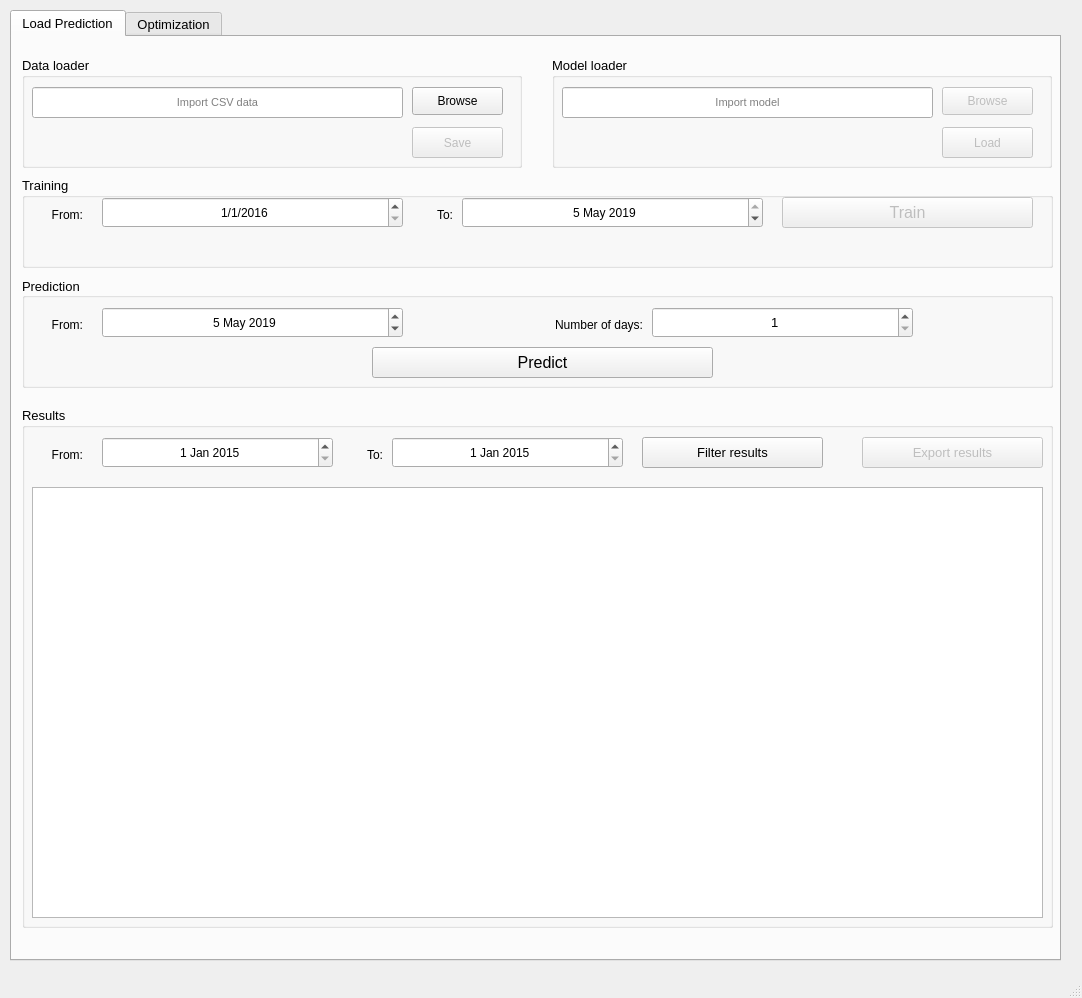
This is ui/frontend.ui in nikolaJov2605/ISIS_NIS_Project as Qt 5 draws it before an edit. The edited form follows.
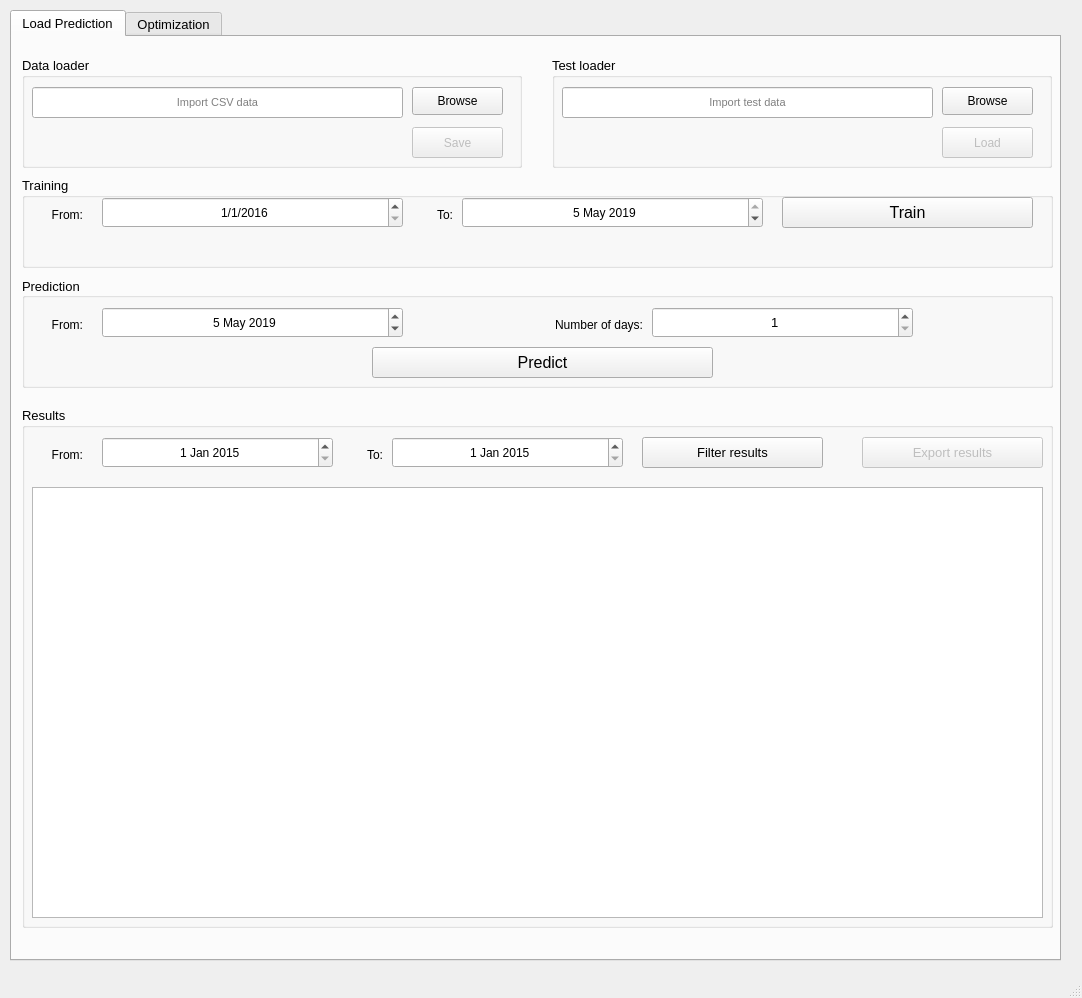
This is the edited form.

```diff
--- a/ui/frontend.ui
+++ b/ui/frontend.ui
@@ -337,7 +337,7 @@
       </widget>
       <widget class="QPushButton" name="trainButton">
        <property name="enabled">
-        <bool>false</bool>
+        <bool>true</bool>
        </property>
        <property name="geometry">
         <rect>
@@ -557,7 +557,7 @@
        </font>
       </property>
       <property name="title">
-       <string>Model loader</string>
+       <string>Test loader</string>
       </property>
       <widget class="QLineEdit" name="importModelEdit">
        <property name="geometry">
@@ -583,12 +583,12 @@
         <bool>false</bool>
        </property>
        <property name="placeholderText">
-        <string>Import model</string>
+        <string>Import test data</string>
        </property>
       </widget>
       <widget class="QPushButton" name="browseModelButton">
        <property name="enabled">
-        <bool>false</bool>
+        <bool>true</bool>
        </property>
        <property name="geometry">
         <rect>
```
Left out of the diff: 6 changed lines with no effect on the pictures.
